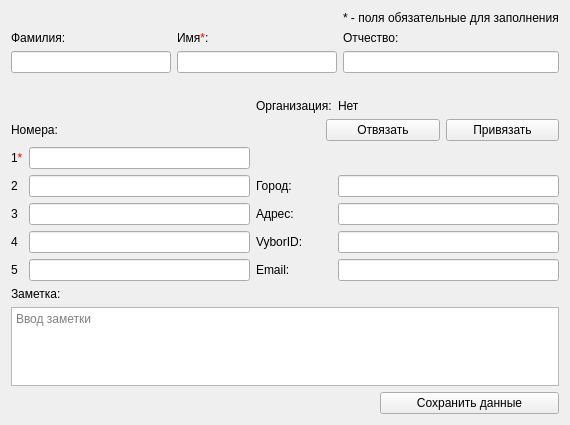
okostynchuk/Outcall, file AddContactDialog.ui: the form before one commit.
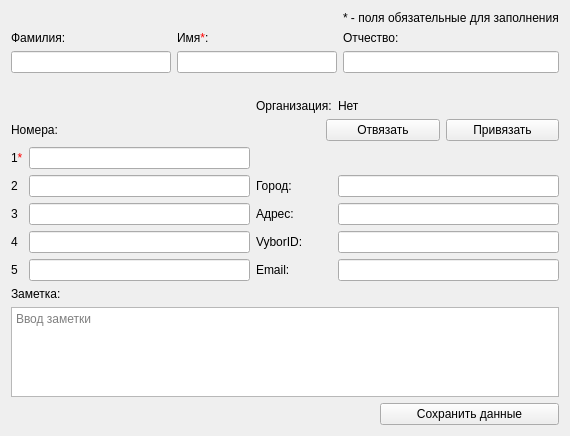
The form after the commit. Icons and pictures are not drawn.

Patch:
```diff
--- a/AddContactDialog.ui
+++ b/AddContactDialog.ui
@@ -6,8 +6,8 @@
    <rect>
     <x>0</x>
     <y>0</y>
-    <width>556</width>
-    <height>425</height>
+    <width>560</width>
+    <height>436</height>
    </rect>
   </property>
   <property name="minimumSize">
@@ -23,8 +23,10 @@
    <iconset resource="images.qrc">
     <normaloff>:/images/outcall-logo.png</normaloff>:/images/outcall-logo.png</iconset>
   </property>
-  <layout class="QGridLayout" name="gridLayout_2">
+  <layout class="QGridLayout" name="gridLayout_3">
    <item row="0" column="0">
+    <layout class="QVBoxLayout" name="verticalLayout">
+     <item>
     <layout class="QGridLayout" name="gridLayout_5">
      <item row="0" column="3">
       <widget class="QLabel" name="label_13">
@@ -111,7 +113,7 @@
      </item>
     </layout>
    </item>
-   <item row="2" column="0">
+     <item>
     <layout class="QGridLayout" name="gridLayout">
      <item row="0" column="2">
       <widget class="QLabel" name="label_16">
@@ -365,7 +367,7 @@
      </item>
     </layout>
    </item>
-   <item row="3" column="0">
+     <item>
     <layout class="QGridLayout" name="gridLayout_7">
      <item row="2" column="2">
       <widget class="QPushButton" name="saveButton">
@@ -405,18 +407,7 @@
      </item>
     </layout>
    </item>
-   <item row="1" column="0">
-    <spacer name="verticalSpacer">
-     <property name="orientation">
-      <enum>Qt::Vertical</enum>
-     </property>
-     <property name="sizeHint" stdset="0">
-      <size>
-       <width>20</width>
-       <height>1</height>
-      </size>
-     </property>
-    </spacer>
+    </layout>
    </item>
   </layout>
  </widget>
```
Lines whose indentation alone changed are shown as unchanged.
